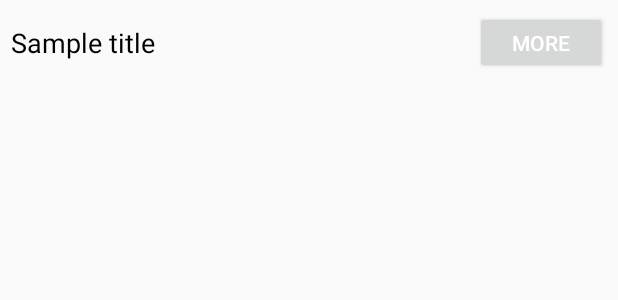
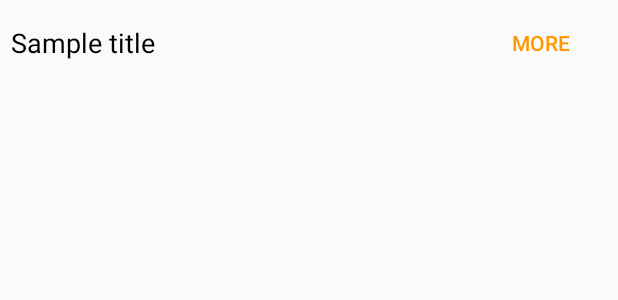
Before and after one commit to indraAsLesmana/Ezytopup_sunmi, an Android app: the layout list_item.xml on its own in the app's theme, with its tools: preview values and no code run, on a phone screen of 412 x 824 dp. Shown: the top 300 px of the screen. Run offline under Robolectric (Android 15) with nearby library versions, the phone set to English and light mode, and no system bars; network calls fail.

Commit message:
wraping cardview

```diff
--- a/app/src/main/res/layout/list_item.xml
+++ b/app/src/main/res/layout/list_item.xml
@@ -1,7 +1,7 @@
 <LinearLayout xmlns:android="http://schemas.android.com/apk/res/android"
     xmlns:tools="http://schemas.android.com/tools"
     android:layout_width="match_parent"
-    android:layout_height="match_parent"
+    android:layout_height="wrap_content"
     android:orientation="vertical"
     android:padding="5dp"
     tools:context="com.ezytopup.salesapp.fragment.HomeFragment">
@@ -20,7 +20,7 @@
             android:layout_centerVertical="true"
             android:layout_gravity="center_vertical"
             android:layout_toLeftOf="@+id/btn_more"
-            android:text="Sample title"
+            tools:text="Sample title"
             android:textColor="@android:color/black"
             android:textSize="18sp" />
 
@@ -31,15 +31,16 @@
             android:layout_alignParentEnd="true"
             android:layout_alignParentRight="true"
             android:layout_centerVertical="true"
-            android:text="more"
-            android:textColor="#FFF" />
+            android:text="@string/more"
+            android:background="@android:color/transparent"
+            android:textColor="@color/colorAccent" />
 
     </RelativeLayout>
 
     <android.support.v7.widget.RecyclerView
         android:id="@+id/data_list"
         android:layout_width="match_parent"
-        android:layout_height="220dp"
+        android:layout_height="wrap_content"
         android:layout_gravity="center_vertical"
         android:orientation="horizontal" />
 
--- a/app/src/main/res/values/strings.xml
+++ b/app/src/main/res/values/strings.xml
@@ -81,9 +81,9 @@
     <!-- TODO: Remove or change this placeholder text -->
     <string name="hello_blank_fragment">Hello blank fragment</string>
     <string name="more">More</string>
-    <string name="dummy_titlecard">Steam wallet IDR 600,000 (Digital)</string>
+    <string name="dummy_titlecard">Steam wallet IDR 600,000 (Digital) Gameschool</string>
     <string name="dummy_price1">Rp 718,000</string>
-    <string name="max_lines_item_titles" translatable="false">3</string>
+    <string name="max_lines_item_titles" translatable="false">2</string>
 
     <string-array name="dummy_data">
         <item>One</item>
```
Also changed, not shown: app/src/main/res/layout/list_single_card.xml (+9 -7 lines).
